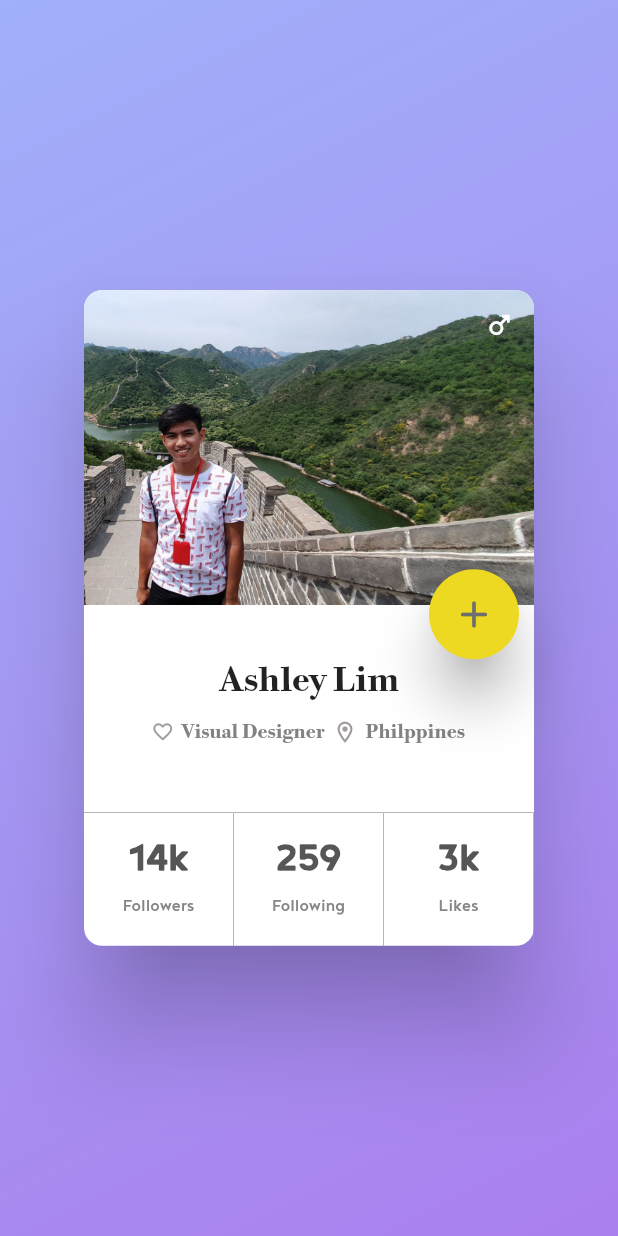
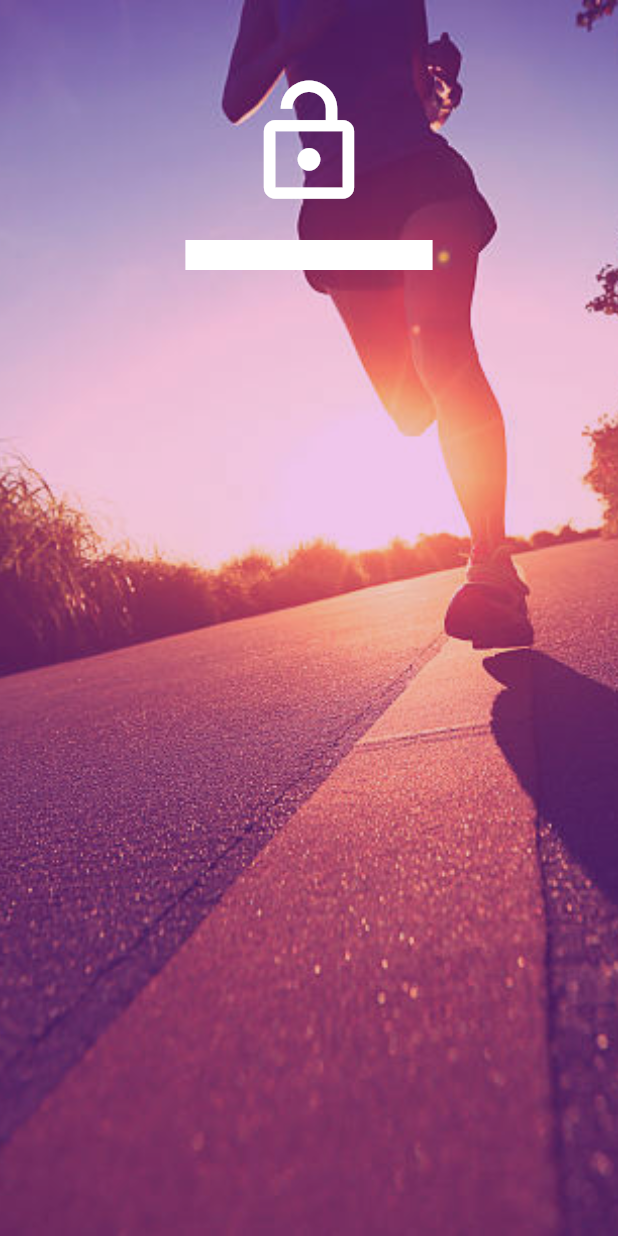
Before and after one commit to Ashketchup143/elective5, a Flutter app: the screen it shows after launch, on a phone screen of 412 x 824 dp. Run offline on Flutter 3.47's test engine with Material 2 defaults, Android fonts, the phone set to English and light mode, and no system bars.

Commit message:
3rd proj

```diff
--- a/lib/main.dart
+++ b/lib/main.dart
@@ -71,181 +71,67 @@ class _MyHomePageState extends State<MyHomePage> {
     // fast, so that you can just rebuild anything that needs updating rather
     // than having to individually change instances of widgets.
     return Scaffold(
-      body: Container(
-        decoration: const BoxDecoration(
-        gradient: LinearGradient(
-          begin: Alignment.topLeft,
-          end: Alignment.bottomRight,
-          colors: [Color(0xFFa1b0fa), Color.fromARGB(255, 170, 127, 238)]
+      body:
+      Stack(
+        children: [
+          Container(
+            height: MediaQuery.of(context).size.height,
+            width: MediaQuery.of(context).size.width,
+            decoration:
+            const BoxDecoration(
+              image: DecorationImage(
+                image: AssetImage('assets/running2.jpg'),
+                fit: BoxFit.cover
               )
             ),
+          ),
+
+          Opacity(
+            opacity: 0.3,
             child:
+            Container(
+              color: const Color.fromARGB(255, 207, 65, 229),
+
+            )
+          ),
+
           Center(
             child:
             Column(
-          mainAxisAlignment: MainAxisAlignment.center,
-          crossAxisAlignment: CrossAxisAlignment.center,
+              // ignore: prefer_const_literals_to_create_immutables
               children: [
-            Stack(
-              children: [
-                Card(
-                  elevation: 30,
-                  shape: RoundedRectangleBorder(
-                    borderRadius: BorderRadius.circular(12.0)),
+                const SizedBox(
+                  height:50
+                ),
+                const Icon(
+                  Icons.lock_open_outlined,
+                  color:Colors.white,
+                  size: 90,
+                  ),
+
+                Container(
+                  padding: EdgeInsets.only(
+                    top:20
+                    ),
+                  width: MediaQuery.of(context).size.width*.4,
+                  height:40,
                   child:
-                  Column(
-                    children: [
-                      Container(
-                        height:437,
-                        width: 300,
-                        child:
-                        Column(
-                        children: [
-                          Container(
-                            height: 210,
-                            decoration: const BoxDecoration(
-                              borderRadius: BorderRadius.only(
-                                topRight: Radius.circular(12.0),
-                                topLeft: Radius.circular(12.0)
-                              ),
-                              image: DecorationImage(
-                                image: AssetImage('assets/pic2.jpg'),
-                                fit: BoxFit.fill
-                                )
-                            )
-                            ),
-                            Container(
-                              padding: const EdgeInsets.only(top: 40),
-                              child:
-                                const Text("Ashley Lim",
-                                style: TextStyle(
-                                  fontFamily:'bodoni',
-                                  fontSize: 23,
-                                  fontWeight: FontWeight.bold,
-                                )
-                                )
-                            ),
-                            Container(
-                              padding: const EdgeInsets.only(top: 15),
-                              child:
-                              Row(
-                                children: const [
-                                  SizedBox(width:45),
-                                  Icon(
-                                    Icons.favorite_border,
-                                    color: Color.fromARGB(255, 162, 157, 157),
-                                    size: 15,),
-                                  SizedBox(width:5),
-                                  Text("Visual Designer",
-                                  style: TextStyle(
-                                    fontFamily: 'bodoni',
-                                    fontSize: 13,
-                                    color: Color(0xFF818282)
+                  const TextField(
+                    obscureText: false,
+                    maxLines:1,
+                    decoration: InputDecoration(
+                      filled: true,
+                      fillColor: Colors.white,
+                      border: InputBorder.none,
                     ),
                   ),
-                                  SizedBox(width:5),
-                                  Icon(
-                                    Icons.room_outlined,
-                                    color: Color.fromARGB(255, 162, 157, 157),
-                                    size: 17,
+                )
+              ],
+
             ),
-                                  SizedBox(width:5),
-                                  Text("Philppines",
-                                  style: TextStyle(
-                                    fontFamily: 'bodoni',
-                                    fontSize: 13,
-                                    color: Color(0xFF818282)
-                                  ),
-                                  )
-                              ],)
-                            ),
-                          Expanded(
-                            child:
-                            Container(
-                              padding: const EdgeInsets.only(top:45),
-                              child:
-                              Row(
-                                children: [
-                                  Expanded(
-                                    child:
-                                    bottominfo("14k", "Followers"),
-                                  ),
-                                  Expanded(
-                                    child:
-                                    bottominfo("259", "Following")
-                                    ),
-                                  Expanded(
-                                    child:
-                                    bottominfo("3k", "Likes")
           )
         ],
       )
-                            )
-                            ),
-                      ],
-                      )
-                      )
-                    ],
-                  )
-                ),
-              Positioned(
-                top:190,
-                right:0,
-                child:
-                MaterialButton(
-                  onPressed: () {},
-                  elevation:15,
-                  color: const Color.fromARGB(255, 237, 217, 33),
-                    padding: const EdgeInsets.all(15),
-                    shape: const CircleBorder(),
-                  child:
-                  const Icon(
-                    Icons.add_rounded,
-                    size: 30,
-                    color:Color.fromARGB(255, 111, 110, 110)),
-
-                )
-                ),
-              const Positioned(
-                top: 17,
-                right: 17,
-                child:
-                Icon(
-                  Icons.male_outlined,
-                  color: Colors.white,
-                  size: 20,
-                )
-                )
-            ],)
-        ],)
-      )
-
-      )
-
-    );
-  }
-
-  Container bottominfo(String value1,value2) {
-    return Container(
-                                decoration: const BoxDecoration(
-                                  border: Border(
-                                    top: BorderSide(
-                                      width: .5,
-                                      color: Colors.grey),
-                                    right: BorderSide(
-                                      width: .5,
-                                      color:Colors.grey
-                                    ),
-                                  ),
-                                ),
-                                child:
-                                Column(
-                                  children: [
-                                  Container(height:15),
-                                  Text(value1,style:const TextStyle(fontFamily: 'Noyh',  fontSize: 29, fontWeight:FontWeight.bold, color: Color(0xFF565656))),
-                                  Container(height:7),
-                                  Text(value2,style:const TextStyle(fontFamily: 'Noyh', fontSize: 13,color: Color.fromARGB(255, 136, 133, 133))),
-                                ],)
     );
   }
 }
```
Also changed, not shown: assets/running.jpg (added), assets/running2.jpg (added). Lines whose indentation alone changed are shown as unchanged.
